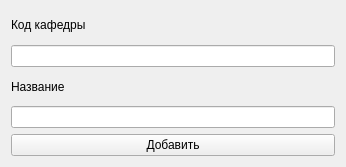
Before: the Qt Designer form departments_update.ui in shrimpwhat/student-researches, drawn with Qt 5.
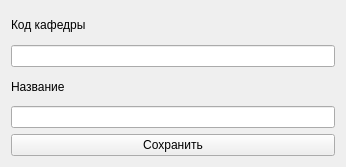
After: the same form once the commit is applied.

What changed in the file:
```diff
--- a/departments_update.ui
+++ b/departments_update.ui
@@ -67,7 +67,7 @@
       <string notr="true"/>
      </property>
      <property name="text">
-      <string>Добавить</string>
+      <string>Сохранить</string>
      </property>
      <property name="autoRepeatInterval">
       <number>100</number>
```
Left out of the diff: 2 changed lines with no effect on the pictures.
